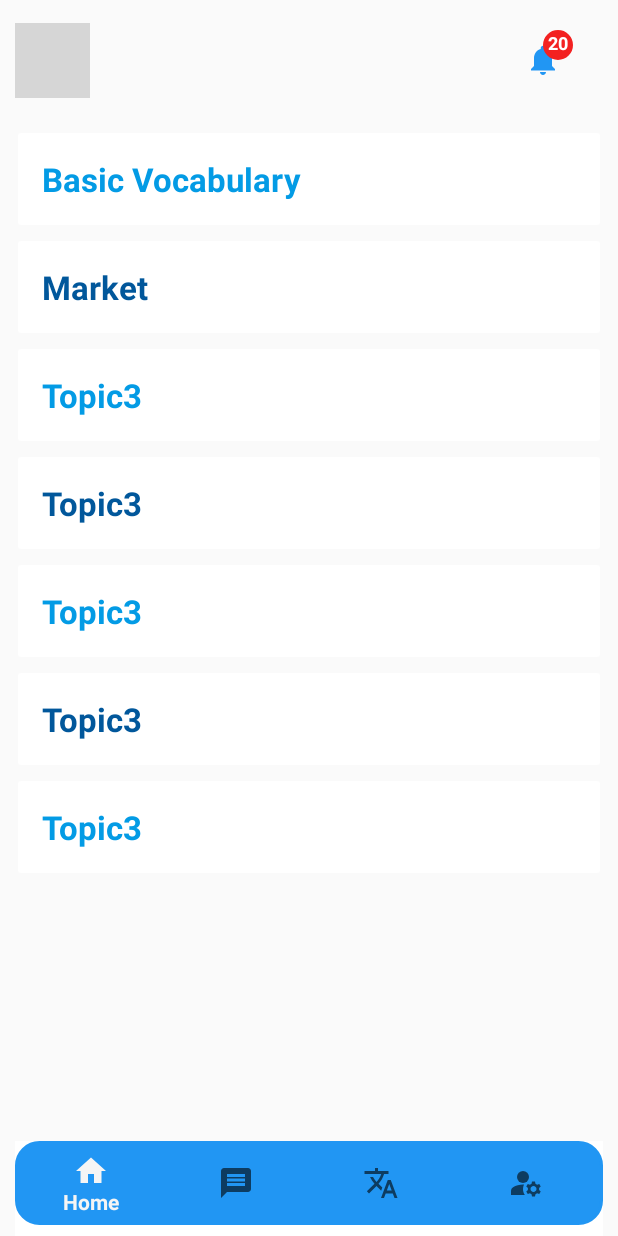
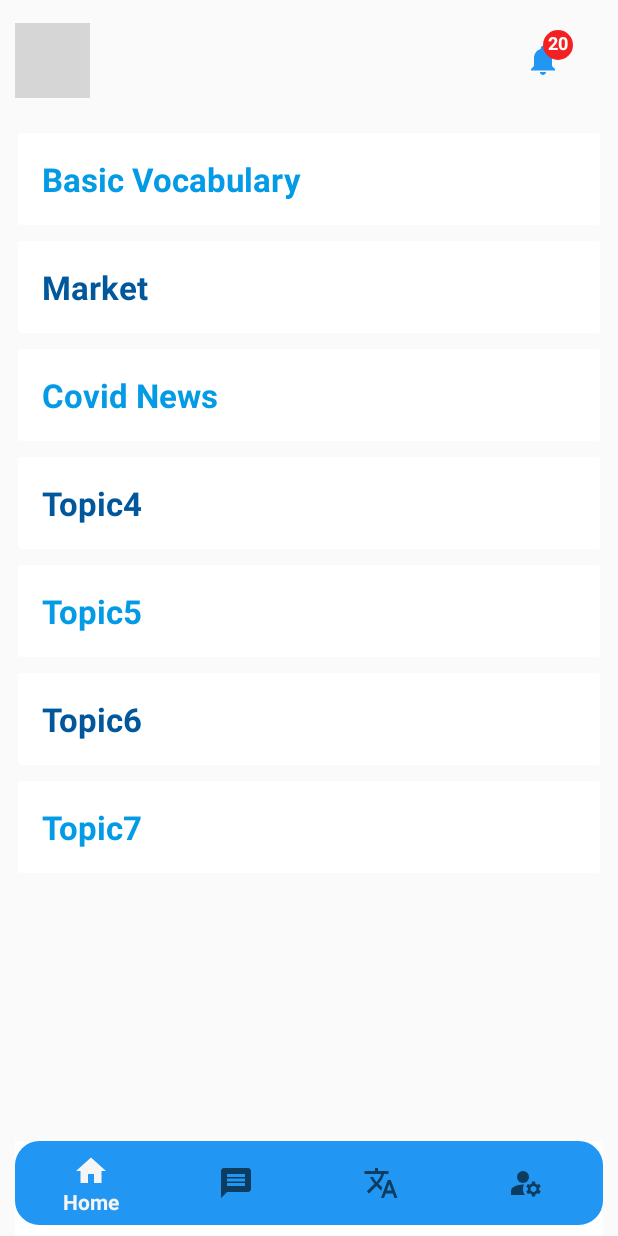
Before and after one commit to nguyenngocduc0027/TravelApp, an Android app: the HomeFragment screen opened directly, with no data from a screen before it, on a phone screen of 412 x 824 dp. Run offline under Robolectric (Android 15) with nearby library versions, the phone set to English and light mode, and no system bars; our stand-ins replace CircleImageView, Firebase (no records; nobody signed in at launch, a user with empty details on screens opened directly); pictures from the network do not load; grey boxes are pictures that could not be loaded.

Commit message:
Bug fixes and updates

```diff
--- a/app/src/main/AndroidManifest.xml
+++ b/app/src/main/AndroidManifest.xml
@@ -39,6 +39,7 @@
         <activity
             android:name=".HomeScreen"
             android:exported="false"
+            android:windowSoftInputMode="adjustPan"
             android:theme="@style/Theme.AppCompat.DayNight.NoActionBar" />
         <activity
             android:name=".ForgotPassword"
--- a/app/src/main/java/com/example/travelapp/fragment/HomeFragment.java
+++ b/app/src/main/java/com/example/travelapp/fragment/HomeFragment.java
@@ -76,11 +76,11 @@ public class HomeFragment extends Fragment {
 
         // TODO: Other Homescreen elements
         contentList.add(new HomeContent("Market", "Item", "Price", "List of items", "List of prices", ""));
-        contentList.add(new HomeContent("Topic3", "Test1", "Test2", "Test3", "Test4", ""));
-        contentList.add(new HomeContent("Topic3", "Test1", "Test2", "Test3", "Test4", ""));
-        contentList.add(new HomeContent("Topic3", "Test1", "Test2", "Test3", "Test4", ""));
-        contentList.add(new HomeContent("Topic3", "Test1", "Test2", "Test3", "Test4", ""));
-        contentList.add(new HomeContent("Topic3", "Test1", "Test2", "Test3", "Test4", ""));
+        contentList.add(new HomeContent("Covid News", "Test1", "Test2", "Test3", "Test4", ""));
+        contentList.add(new HomeContent("Topic4", "Test1", "Test2", "Test3", "Test4", ""));
+        contentList.add(new HomeContent("Topic5", "Test1", "Test2", "Test3", "Test4", ""));
+        contentList.add(new HomeContent("Topic6", "Test1", "Test2", "Test3", "Test4", ""));
+        contentList.add(new HomeContent("Topic7", "Test1", "Test2", "Test3", "Test4", ""));
     }
 
     private String getStringFromArray(String[] resource){
--- a/app/src/main/res/values/strings.xml
+++ b/app/src/main/res/values/strings.xml
@@ -6,6 +6,12 @@
     <string name="hello_blank_fragment">Hello blank fragment</string>
     <string name="title_activity_maps">MapsActivity</string>
     <string name="google_maps_key">AIzaSyDLmJGNCEuN824F9qlnDxzOpTR_P1Qlrmk</string>
+
+    <string-array name="languages_array">
+        <item>English</item>
+        <item>Vietnamese</item>
+        <item>German</item>
+    </string-array>
 
     <!-- Vocabulary Resource -->
     <string-array name="numbers">
```
